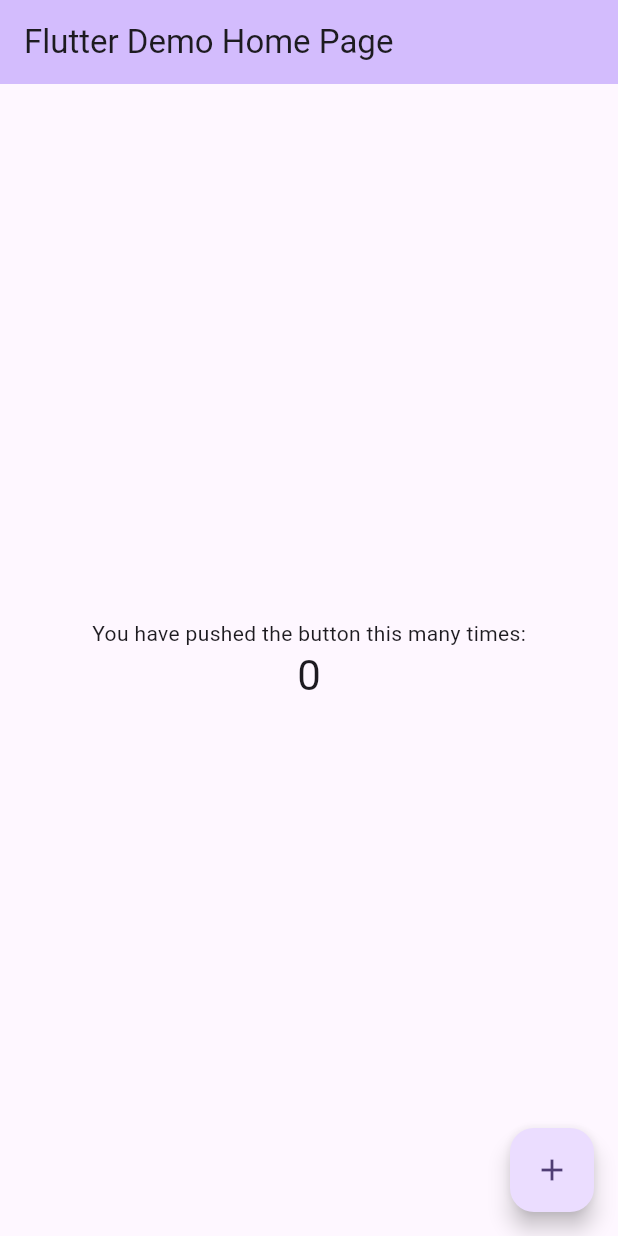
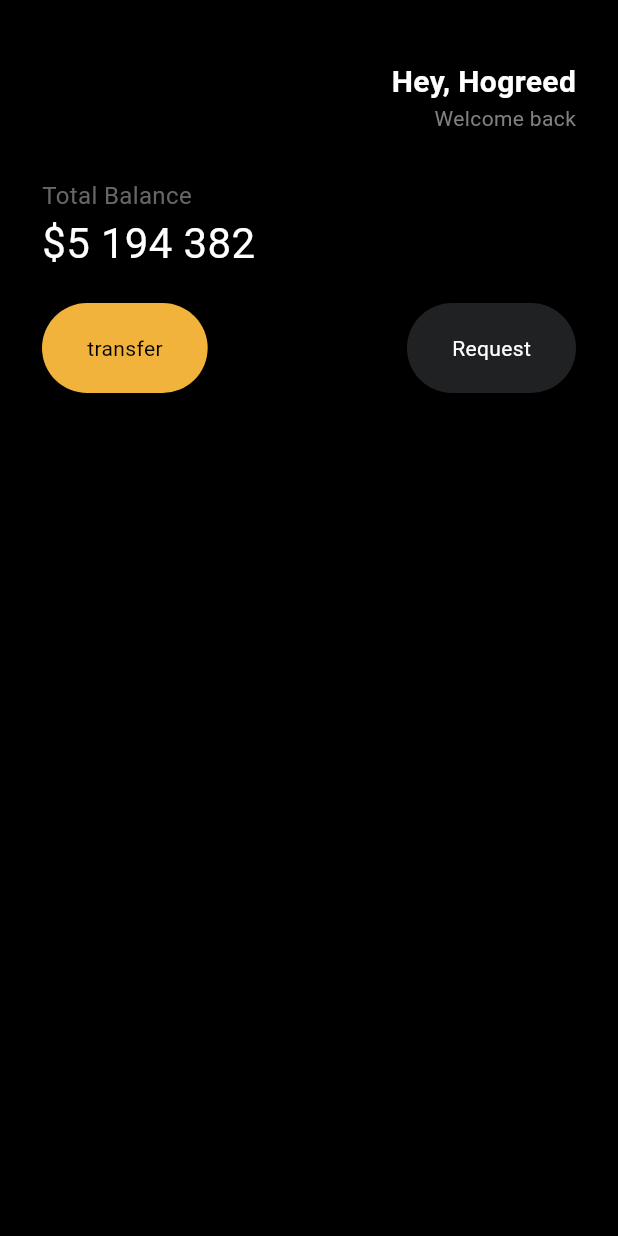
Before and after one commit to KF9pu/study-dart, a Flutter app: the screen it shows after launch, on a phone screen of 412 x 824 dp. Run offline on Flutter 3.47's test engine with Material 3 defaults, Android fonts, the phone set to English and light mode, and no system bars.

Commit message:
UI study

```diff
--- a/toonflix/lib/main.dart
+++ b/toonflix/lib/main.dart
@@ -1,125 +1,86 @@
 import 'package:flutter/material.dart';
+import 'package:toonflix/widgets/button.dart';
 
 void main() {
-  runApp(const MyApp());
+  runApp(const App());
 }
 
-class MyApp extends StatelessWidget {
-  const MyApp({super.key});
+class App extends StatelessWidget {
+  const App({super.key});
 
-  // This widget is the root of your application.
   @override
   Widget build(BuildContext context) {
-    return MaterialApp(
-      title: 'Flutter Demo',
-      theme: ThemeData(
-        // This is the theme of your application.
-        //
-        // TRY THIS: Try running your application with "flutter run". You'll see
-        // the application has a purple toolbar. Then, without quitting the app,
-        // try changing the seedColor in the colorScheme below to Colors.green
-        // and then invoke "hot reload" (save your changes or press the "hot
-        // reload" button in a Flutter-supported IDE, or press "r" if you used
-        // the command line to start the app).
-        //
-        // Notice that the counter didn't reset back to zero; the application
-        // state is not lost during the reload. To reset the state, use hot
-        // restart instead.
-        //
-        // This works for code too, not just values: Most code changes can be
-        // tested with just a hot reload.
-        colorScheme: ColorScheme.fromSeed(seedColor: Colors.deepPurple),
-        useMaterial3: true,
-      ),
-      home: const MyHomePage(title: 'Flutter Demo Home Page'),
+    return const MaterialApp(
+      home: Scaffold(
+          backgroundColor: Color.fromRGBO(0, 0, 0, 1),
+          body: Padding(
+              padding: EdgeInsets.symmetric(
+                horizontal: 28,
+              ),
+              child: Column(
+                crossAxisAlignment: CrossAxisAlignment.start,
+                children: [
+                  SizedBox(
+                    height: 40,
+                  ),
+                  Row(
+                    mainAxisAlignment: MainAxisAlignment.end,
+                    children: [
+                      Column(
+                        crossAxisAlignment: CrossAxisAlignment.end,
+                        children: [
+                          Text("Hey, Hogreed",
+                              style: TextStyle(
+                                color: Colors.white,
+                                fontWeight: FontWeight.bold,
+                                fontSize: 20,
+                              )),
+                          Text(
+                            "Welcome back",
+                            style: TextStyle(
+                                color: Color.fromRGBO(128, 128, 128, 1)),
+                          ),
+                        ],
+                      )
+                    ],
+                  ),
+                  SizedBox(
+                    height: 30,
+                  ),
+                  Text(
+                    'Total Balance',
+                    style: TextStyle(
+                      color: Color.fromRGBO(128, 128, 128, 0.8),
+                      fontSize: 16,
+                    ),
+                  ),
+                  Text(
+                    '\$5 194 382',
+                    style: TextStyle(
+                      color: Color.fromRGBO(255, 255, 255, 1),
+                      fontSize: 28,
+                    ),
+                  ),
+                  SizedBox(
+                    height: 20,
+                  ),
+                  Row(
+                    mainAxisAlignment: MainAxisAlignment.spaceBetween,
+                    children: [
+                      Button(
+                        text: "transfer",
+                        bgColor: Color(0xFFF1B33B),
+                        textColor: Colors.black,
+                      ),
+                      Button(
+                        text: "Request",
+                        bgColor: Color(0xFF1F2123),
+                        textColor: Colors.white,
+                      ),
+                    ],
+                  )
+                ],
+              ))),
     );
   }
 }
-
-class MyHomePage extends StatefulWidget {
-  const MyHomePage({super.key, required this.title});
-
-  // This widget is the home page of your application. It is stateful, meaning
-  // that it has a State object (defined below) that contains fields that affect
-  // how it looks.
-
-  // This class is the configuration for the state. It holds the values (in this
-  // case the title) provided by the parent (in this case the App widget) and
-  // used by the build method of the State. Fields in a Widget subclass are
-  // always marked "final".
-
-  final String title;
-
-  @override
-  State<MyHomePage> createState() => _MyHomePageState();
-}
-
-class _MyHomePageState extends State<MyHomePage> {
-  int _counter = 0;
-
-  void _incrementCounter() {
-    setState(() {
-      // This call to setState tells the Flutter framework that something has
-      // changed in this State, which causes it to rerun the build method below
-      // so that the display can reflect the updated values. If we changed
-      // _counter without calling setState(), then the build method would not be
-      // called again, and so nothing would appear to happen.
-      _counter++;
-    });
-  }
-
-  @override
-  Widget build(BuildContext context) {
-    // This method is rerun every time setState is called, for instance as done
-    // by the _incrementCounter method above.
-    //
-    // The Flutter framework has been optimized to make rerunning build methods
-    // fast, so that you can just rebuild anything that needs updating rather
-    // than having to individually change instances of widgets.
-    return Scaffold(
-      appBar: AppBar(
-        // TRY THIS: Try changing the color here to a specific color (to
-        // Colors.amber, perhaps?) and trigger a hot reload to see the AppBar
-        // change color while the other colors stay the same.
-        backgroundColor: Theme.of(context).colorScheme.inversePrimary,
-        // Here we take the value from the MyHomePage object that was created by
-        // the App.build method, and use it to set our appbar title.
-        title: Text(widget.title),
-      ),
-      body: Center(
-        // Center is a layout widget. It takes a single child and positions it
-        // in the middle of the parent.
-        child: Column(
-          // Column is also a layout widget. It takes a list of children and
-          // arranges them vertically. By default, it sizes itself to fit its
-          // children horizontally, and tries to be as tall as its parent.
-          //
-          // Column has various properties to control how it sizes itself and
-          // how it positions its children. Here we use mainAxisAlignment to
-          // center the children vertically; the main axis here is the vertical
-          // axis because Columns are vertical (the cross axis would be
-          // horizontal).
-          //
-          // TRY THIS: Invoke "debug painting" (choose the "Toggle Debug Paint"
-          // action in the IDE, or press "p" in the console), to see the
-          // wireframe for each widget.
-          mainAxisAlignment: MainAxisAlignment.center,
-          children: <Widget>[
-            const Text(
-              'You have pushed the button this many times:',
-            ),
-            Text(
-              '$_counter',
-              style: Theme.of(context).textTheme.headlineMedium,
-            ),
-          ],
-        ),
-      ),
-      floatingActionButton: FloatingActionButton(
-        onPressed: _incrementCounter,
-        tooltip: 'Increment',
-        child: const Icon(Icons.add),
-      ), // This trailing comma makes auto-formatting nicer for build methods.
-    );
-  }
-}
--- /dev/null
+++ b/toonflix/lib/widgets/button.dart
@@ -0,0 +1,33 @@
+import 'package:flutter/material.dart';
+
+class Button extends StatelessWidget {
+  final String text;
+  final Color bgColor;
+  final Color textColor;
+
+  const Button({
+    super.key,
+    required this.text,
+    required this.bgColor,
+    required this.textColor,
+  });
+
+  @override
+  Widget build(BuildContext context) {
+    return Container(
+      decoration: BoxDecoration(
+          color: bgColor,
+          borderRadius: const BorderRadius.all(Radius.circular(100))),
+      child: Padding(
+        padding: const EdgeInsets.symmetric(
+          horizontal: 30,
+          vertical: 20,
+        ),
+        child: Text(
+          text,
+          style: TextStyle(color: textColor),
+        ),
+      ),
+    );
+  }
+}
```
Also changed, not shown: 1 other file.
